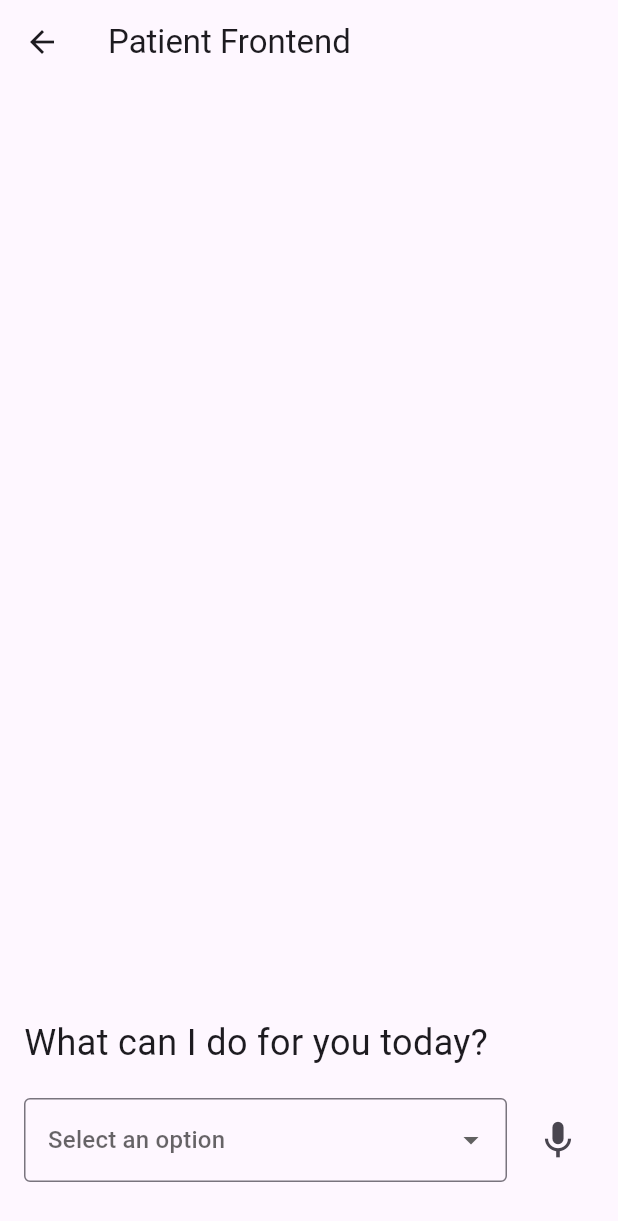
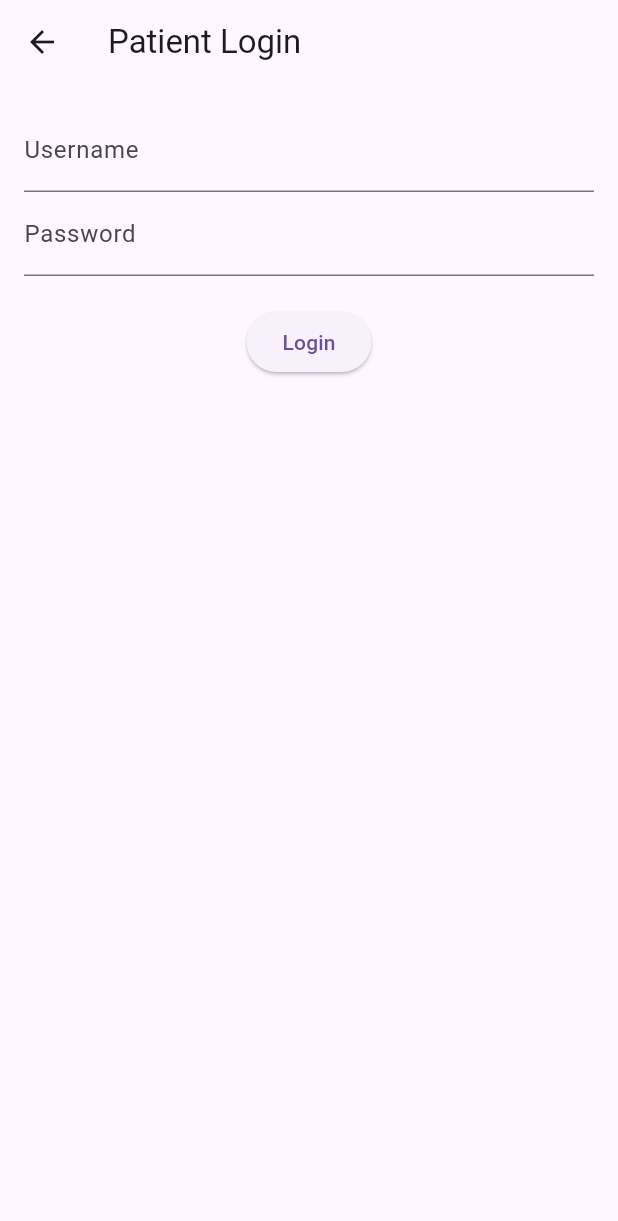
Before and after one commit to JonnyShiUW/dubhacks24, a Flutter app: the screen it shows after launch, after a tap on "Patient", on a phone screen of 412 x 824 dp. Shown: the top 1221 px of the screen. Run offline on Flutter 3.47's test engine with Material 3 defaults, Android fonts, the phone set to English and light mode, and no system bars; our stand-ins replace dio, shelf, supabase; missing offline and left inert: shelf_router; accounts and stored records are empty.

Commit message:
log in function

```diff
--- /dev/null
+++ b/todo_frontend/lib/dataParser.dart
@@ -0,0 +1,40 @@
+import 'package:flutter/services.dart' show rootBundle;
+
+class User {
+  final String username;
+  final String password;
+  final String name;
+  final int room;
+
+  User({
+    required this.username,
+    required this.password,
+    required this.name,
+    required this.room,
+  });
+}
+
+Future<List<User>> loadUserData() async {
+  try {
+    final data = await rootBundle.loadString('data/userdata.txt');
+    List<User> users = [];
+    List<String> lines = data.split('\n');
+
+    for (String line in lines) {
+      if (line.trim().isEmpty) continue;
+      List<String> parts = line.split(',');
+      if (parts.length == 4) {
+        users.add(User(
+          username: parts[0],
+          password: parts[1],
+          name: parts[2],
+          room: int.parse(parts[3]),
+        ));
+      }
+    }
+    return users;
+  } catch (e) {
+    print('Error loading user data: $e');
+    throw e; // Re-throw the error to be caught in the FutureBuilder
+  }
+}
--- a/todo_frontend/lib/main.dart
+++ b/todo_frontend/lib/main.dart
@@ -4,6 +4,7 @@ import 'dart:convert';
 import 'package:provider/provider.dart';
 import 'package:flutter/material.dart';
 import 'package:dio/dio.dart';
+import 'dataParser.dart';
 // Dio is the api client we are using to make requests to the server
 final dio = Dio();
 
@@ -50,9 +51,9 @@ class ToDoApp extends StatelessWidget {
         children:[
           const Text('Login'),
           ElevatedButton(onPressed: (){
-              Navigator.push(
+             Navigator.push(
                 context,
-                MaterialPageRoute(builder: (context) => PatientFrontEnd())
+                MaterialPageRoute(builder: (context) => LoginScreen())
               );
             },
             child: const Text('Patient')
@@ -82,6 +83,7 @@ class _NurseFrontend extends State<NurseFrontend> {
 
   @override
   Widget build(BuildContext context) {
+    queue.sort((a, b) => a.$2.prio.prio.compareTo(b.$2.prio.prio) != 0 ? a.$2.prio.prio.compareTo(b.$2.prio.prio) : a.$2.time.compareTo(b.$2.time));
     // on empty
     if (queue.isEmpty) {
       return Scaffold(
@@ -159,6 +161,9 @@ class UserPage extends StatelessWidget {
 
 // A new stateful page for the Patient Frontend
 class PatientFrontEnd extends StatefulWidget {
+  final User user;
+
+  PatientFrontEnd({required this.user});
   @override
   _PatientFrontEndState createState() => _PatientFrontEndState();
 }
@@ -176,9 +181,15 @@ class _PatientFrontEndState extends State<PatientFrontEnd> {
           title: const Text('Patient Frontend'),
         ),
         body: Center(
-          child: Text(
-            'Request sent, please wait',
-            style: TextStyle(fontSize: 24),
+          child: Column(
+            mainAxisAlignment: MainAxisAlignment.center,
+            children: [
+              Text(
+                'Request sent, please wait',
+                style: TextStyle(fontSize: 24),
+              ),
+              SizedBox(height: 20),
+            ],
           ),
         ),
       );
@@ -193,6 +204,14 @@ class _PatientFrontEndState extends State<PatientFrontEnd> {
           child: Column(
             mainAxisAlignment: MainAxisAlignment.end,
             children: [
+              Align(
+                alignment: Alignment.centerLeft,
+                child: Text(
+                  'Welcome, ${widget.user.name}.',
+                  style: TextStyle(fontSize: 24),
+                ),
+              ),
+              const SizedBox(height: 10),
               const Align(
                 alignment: Alignment.centerLeft,
                 child: Text(
@@ -229,7 +248,8 @@ class _PatientFrontEndState extends State<PatientFrontEnd> {
                     ),
                   ),
                   const SizedBox(
-                      width: 10), // Add spacing between the dropdown and the mic icon
+                      width:
+                          10),
                   IconButton(
                     onPressed: () {
                       // Microphone listening functionality here
@@ -257,10 +277,21 @@ class _PatientFrontEndState extends State<PatientFrontEnd> {
       );
     }
   }
-    void sendRequest() {
+
+  void sendRequest() {
     if (selectedOption != null) {
-      queue.add((currId, PatientData(selectedOption as PriorityRank, "temp desc", DateTime.now(), "John Doe", 69)));
+      queue.add((
+        currId,
+        PatientData(
+          selectedOption as PriorityRank,
+          "Request description",
+          DateTime.now(),
+          widget.user.name,
+          widget.user.room,
+        ),
+      ));
       currId++;
+
       setState(() {
         requestSent = true;
       });
@@ -290,3 +321,88 @@ enum PriorityRank {
   const PriorityRank(this.prio);
   final int prio;
 }
+
+class LoginScreen extends StatefulWidget {
+  @override
+  _LoginScreenState createState() => _LoginScreenState();
+}
+
+class _LoginScreenState extends State<LoginScreen> {
+  final _usernameController = TextEditingController();
+  final _passwordController = TextEditingController();
+  late Future<List<User>> _futureUsers;
+
+  @override
+  void initState() {
+    super.initState();
+    _futureUsers = loadUserData();
+  }
+
+  @override
+  Widget build(BuildContext context) {
+    return Scaffold(
+      appBar: AppBar(title: const Text('Patient Login')),
+      body: FutureBuilder<List<User>>(
+        future: _futureUsers,
+        builder: (context, snapshot) {
+          if (snapshot.connectionState != ConnectionState.done) {
+            // While the future is loading, show a loading indicator
+            return Center(child: CircularProgressIndicator());
+          } else if (snapshot.hasError) {
+            // If the future has an error, display it
+            return Center(child: Text('Error loading user data'));
+          } else {
+            // Once the future is complete, display the login form
+            List<User> users = snapshot.data!;
+            return Padding(
+              padding: const EdgeInsets.all(16.0),
+              child: Column(
+                children: [
+                  TextField(
+                    controller: _usernameController,
+                    decoration: const InputDecoration(labelText: 'Username'),
+                  ),
+                  TextField(
+                    controller: _passwordController,
+                    decoration: const InputDecoration(labelText: 'Password'),
+                    obscureText: true,
+                  ),
+                  const SizedBox(height: 20),
+                  ElevatedButton(
+                    onPressed: () {
+                      String username = _usernameController.text.trim();
+                      String password = _passwordController.text.trim();
+
+                      User? user;
+                      for (var u in users) {
+                        if (u.username == username && u.password == password) {
+                          user = u;
+                          break;
+                        }
+                      }
+
+                      if (user != null) {
+                        // Successful login
+                        Navigator.pushReplacement(
+                          context,
+                          MaterialPageRoute(
+                            builder: (context) => PatientFrontEnd(user: user!),
+                          ),
+                        );
+                      } else {
+                        ScaffoldMessenger.of(context).showSnackBar(
+                          SnackBar(content: Text('Invalid username or password')),
+                        );
+                      }
+                    },
+                    child: const Text('Login'),
+                  ),
+                ],
+              ),
+            );
+          }
+        },
+      ),
+    );
+  }
+}
--- a/todo_frontend/pubspec.yaml
+++ b/todo_frontend/pubspec.yaml
@@ -63,6 +63,9 @@ flutter:
   # assets:
   #   - images/a_dot_burr.jpeg
   #   - images/a_dot_ham.jpeg
+  assets:
+    - data/userdata.txt
+    - data/patientnotes.txt
 
   # An image asset can refer to one or more resolution-specific "variants", see
   # https://flutter.dev/assets-and-images/#resolution-aware
```
